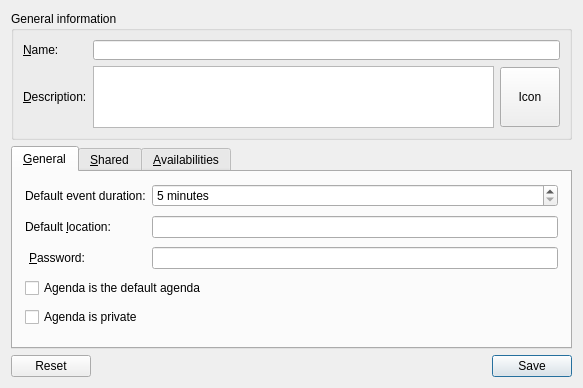
First picture: the form in plugins/agendaplugin/usercalendareditor.ui, repository FreeHealth/freehealth, before the edit.
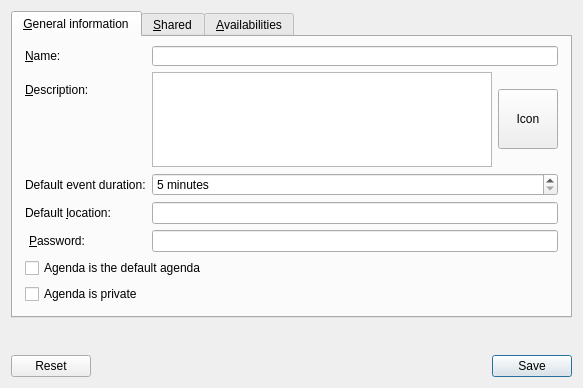
Second picture: the form after the edit. Custom widgets are drawn as their Qt base class.

Commit message: improve/simplify UserCalendarEditor UI

```diff
--- a/plugins/agendaplugin/usercalendareditor.ui
+++ b/plugins/agendaplugin/usercalendareditor.ui
@@ -14,108 +14,6 @@
    <string>Form</string>
   </property>
   <layout class="QVBoxLayout" name="verticalLayout">
-   <item>
-    <widget class="QGroupBox" name="groupBox">
-     <property name="title">
-      <string>General information</string>
-     </property>
-     <layout class="QGridLayout" name="gridLayout">
-      <item row="0" column="0">
-       <widget class="QLabel" name="label">
-        <property name="minimumSize">
-         <size>
-          <width>0</width>
-          <height>20</height>
-         </size>
-        </property>
-        <property name="text">
-         <string>&amp;Name:</string>
-        </property>
-        <property name="buddy">
-         <cstring>calendarLabel</cstring>
-        </property>
-       </widget>
-      </item>
-      <item row="0" column="1">
-       <widget class="QLineEdit" name="calendarLabel">
-        <property name="minimumSize">
-         <size>
-          <width>0</width>
-          <height>20</height>
-         </size>
-        </property>
-       </widget>
-      </item>
-      <item row="1" column="0">
-       <widget class="QLabel" name="descriptionLabel">
-        <property name="sizePolicy">
-         <sizepolicy hsizetype="Preferred" vsizetype="Preferred">
-          <horstretch>0</horstretch>
-          <verstretch>0</verstretch>
-         </sizepolicy>
-        </property>
-        <property name="minimumSize">
-         <size>
-          <width>0</width>
-          <height>20</height>
-         </size>
-        </property>
-        <property name="text">
-         <string>&amp;Description:</string>
-        </property>
-        <property name="buddy">
-         <cstring>description</cstring>
-        </property>
-       </widget>
-      </item>
-      <item row="1" column="1">
-       <layout class="QHBoxLayout" name="horizontalLayout">
-        <item>
-         <widget class="QTextEdit" name="description">
-          <property name="minimumSize">
-           <size>
-            <width>0</width>
-            <height>50</height>
-           </size>
-          </property>
-          <property name="maximumSize">
-           <size>
-            <width>16777215</width>
-            <height>100</height>
-           </size>
-          </property>
-         </widget>
-        </item>
-        <item>
-         <widget class="QPushButton" name="selectIconButton">
-          <property name="sizePolicy">
-           <sizepolicy hsizetype="Fixed" vsizetype="Fixed">
-            <horstretch>0</horstretch>
-            <verstretch>0</verstretch>
-           </sizepolicy>
-          </property>
-          <property name="minimumSize">
-           <size>
-            <width>60</width>
-            <height>60</height>
-           </size>
-          </property>
-          <property name="maximumSize">
-           <size>
-            <width>60</width>
-            <height>60</height>
-           </size>
-          </property>
-          <property name="text">
-           <string>Icon</string>
-          </property>
-         </widget>
-        </item>
-       </layout>
-      </item>
-     </layout>
-    </widget>
-   </item>
    <item>
     <widget class="QTabWidget" name="tabWidget">
      <property name="currentIndex">
@@ -123,9 +21,9 @@
      </property>
      <widget class="QWidget" name="tabGeneral">
       <attribute name="title">
-       <string>&amp;General</string>
+       <string>&amp;General information</string>
       </attribute>
-      <layout class="QGridLayout" name="gridLayout_2">
+      <layout class="QFormLayout" name="formLayout">
        <property name="leftMargin">
         <number>12</number>
        </property>
@@ -135,7 +33,7 @@
        <property name="bottomMargin">
         <number>12</number>
        </property>
-       <item row="0" column="0">
+       <item row="2" column="0">
         <widget class="QLabel" name="defaultDurationLabel">
          <property name="text">
           <string>Default event duration:</string>
@@ -145,7 +43,7 @@
          </property>
         </widget>
        </item>
-       <item row="0" column="1">
+       <item row="2" column="1">
         <widget class="QSpinBox" name="defaultDuration">
          <property name="suffix">
           <string> minutes</string>
@@ -161,7 +59,7 @@
          </property>
         </widget>
        </item>
-       <item row="1" column="0">
+       <item row="3" column="0">
         <widget class="QLabel" name="defaultLocationLabel">
          <property name="text">
           <string>Default &amp;location:</string>
@@ -171,10 +69,10 @@
          </property>
         </widget>
        </item>
-       <item row="1" column="1">
+       <item row="3" column="1">
         <widget class="QLineEdit" name="defaultLocationEdit"/>
        </item>
-       <item row="2" column="0">
+       <item row="4" column="0">
         <widget class="QLabel" name="passwordLabel">
          <property name="text">
           <string>&amp;Password:</string>
@@ -187,17 +85,110 @@
          </property>
         </widget>
        </item>
-       <item row="2" column="1">
+       <item row="4" column="1">
         <widget class="QLineEdit" name="passwordEdit"/>
        </item>
-       <item row="3" column="0" colspan="2">
+       <item row="5" column="0" colspan="2">
         <widget class="QCheckBox" name="isDefaultCheck">
          <property name="text">
           <string>Agenda is the default agenda</string>
          </property>
         </widget>
        </item>
-       <item row="4" column="0">
+       <item row="0" column="0">
+        <widget class="QLabel" name="label">
+         <property name="minimumSize">
+          <size>
+           <width>0</width>
+           <height>20</height>
+          </size>
+         </property>
+         <property name="text">
+          <string>&amp;Name:</string>
+         </property>
+         <property name="buddy">
+          <cstring>calendarLabel</cstring>
+         </property>
+        </widget>
+       </item>
+       <item row="0" column="1">
+        <widget class="QLineEdit" name="calendarLabel">
+         <property name="minimumSize">
+          <size>
+           <width>0</width>
+           <height>20</height>
+          </size>
+         </property>
+        </widget>
+       </item>
+       <item row="1" column="0">
+        <widget class="QLabel" name="descriptionLabel">
+         <property name="sizePolicy">
+          <sizepolicy hsizetype="Preferred" vsizetype="Preferred">
+           <horstretch>0</horstretch>
+           <verstretch>0</verstretch>
+          </sizepolicy>
+         </property>
+         <property name="minimumSize">
+          <size>
+           <width>0</width>
+           <height>20</height>
+          </size>
+         </property>
+         <property name="text">
+          <string>&amp;Description:</string>
+         </property>
+         <property name="buddy">
+          <cstring>description</cstring>
+         </property>
+        </widget>
+       </item>
+       <item row="1" column="1">
+        <layout class="QHBoxLayout" name="horizontalLayout">
+         <item>
+          <widget class="QTextEdit" name="description">
+           <property name="minimumSize">
+            <size>
+             <width>0</width>
+             <height>50</height>
+            </size>
+           </property>
+           <property name="maximumSize">
+            <size>
+             <width>16777215</width>
+             <height>100</height>
+            </size>
+           </property>
+          </widget>
+         </item>
+         <item>
+          <widget class="QPushButton" name="selectIconButton">
+           <property name="sizePolicy">
+            <sizepolicy hsizetype="Fixed" vsizetype="Fixed">
+             <horstretch>0</horstretch>
+             <verstretch>0</verstretch>
+            </sizepolicy>
+           </property>
+           <property name="minimumSize">
+            <size>
+             <width>60</width>
+             <height>60</height>
+            </size>
+           </property>
+           <property name="maximumSize">
+            <size>
+             <width>60</width>
+             <height>60</height>
+            </size>
+           </property>
+           <property name="text">
+            <string>Icon</string>
+           </property>
+          </widget>
+         </item>
+        </layout>
+       </item>
+       <item row="6" column="0" colspan="2">
         <widget class="QCheckBox" name="isPrivateCheck">
          <property name="text">
           <string>Agenda is private</string>
@@ -284,6 +275,19 @@
      </widget>
     </widget>
    </item>
+   <item>
+    <spacer name="verticalSpacer">
+     <property name="orientation">
+      <enum>Qt::Vertical</enum>
+     </property>
+     <property name="sizeHint" stdset="0">
+      <size>
+       <width>20</width>
+       <height>40</height>
+      </size>
+     </property>
+    </spacer>
+   </item>
    <item>
     <widget class="QDialogButtonBox" name="buttonBox">
      <property name="standardButtons">
```
Left out of the diff: 3 changed lines with no effect on the pictures.
